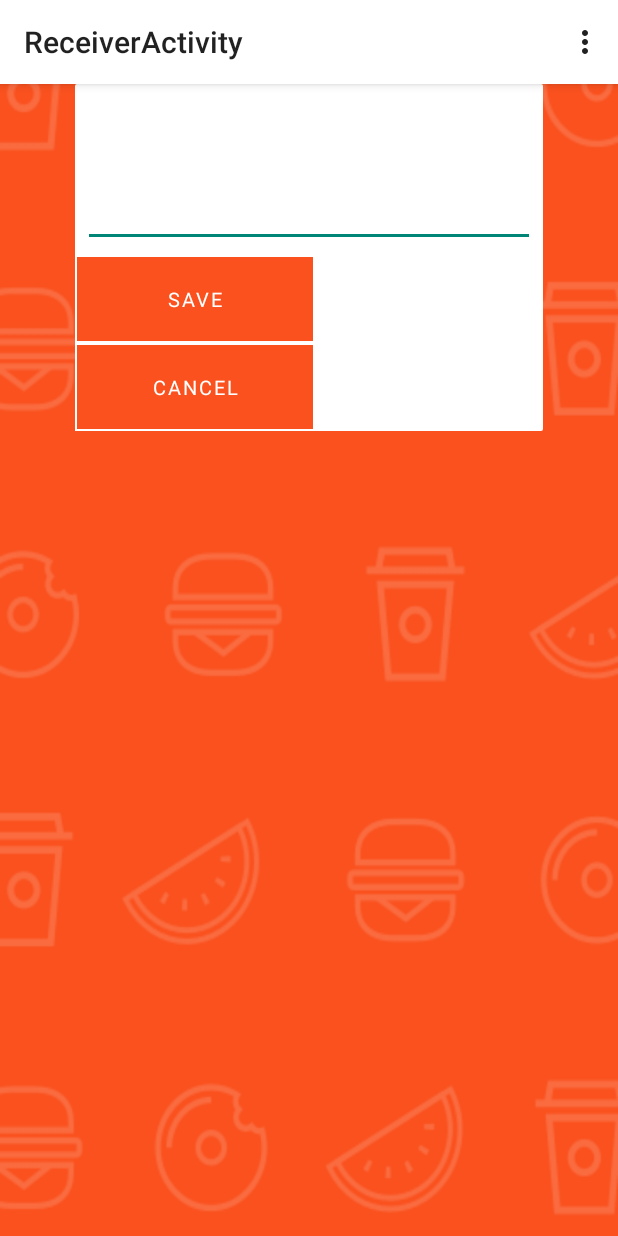
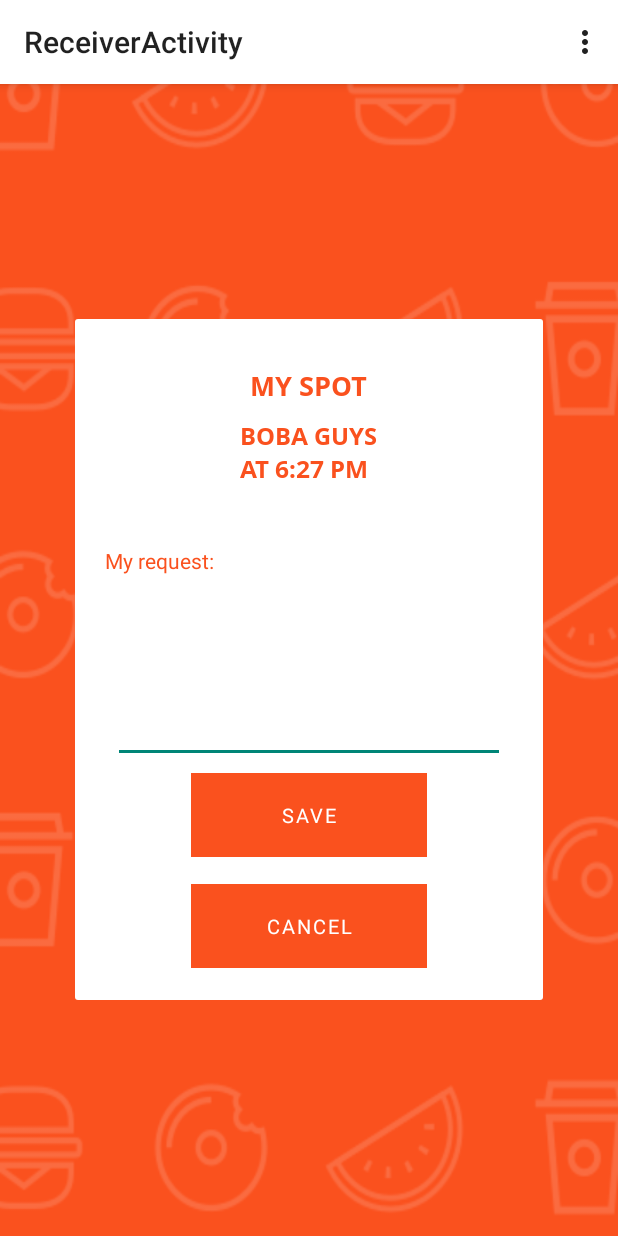
Before and after one commit to ShwetaRaje23/Dropbox-Hackathon, an Android app: the ReceiverActivity screen opened directly, with no data from a screen before it, on a phone screen of 412 x 824 dp. Run offline under Robolectric (Android 15) with nearby library versions, the phone set to English and light mode, and no system bars.

Commit message:
Great stuff wow

```diff
--- a/gett-android/gett/app/src/main/java/summer/hackday/gett/FontUtils.java
+++ b/gett-android/gett/app/src/main/java/summer/hackday/gett/FontUtils.java
@@ -16,4 +16,9 @@ public class FontUtils {
         Typeface face = Typeface.createFromAsset(context.getAssets(), "fonts/OpenSans-Bold.ttf");
         button.setTypeface(face);
     }
+
+    public static void makeThisTextBold(Context context, TextView textView) {
+        Typeface face = Typeface.createFromAsset(context.getAssets(), "fonts/OpenSans-Bold.ttf");
+        textView.setTypeface(face);
+    }
 }
--- a/gett-android/gett/app/src/main/java/summer/hackday/gett/MainActivity.java
+++ b/gett-android/gett/app/src/main/java/summer/hackday/gett/MainActivity.java
@@ -56,7 +56,7 @@ public class MainActivity extends Activity {
         /**
          * This is used to say where to go when the push is clicked. Go to the Receiver part of the activity
          */
-//        PushService.setDefaultPushCallback(this, ReceiverActivity.class);
+        PushService.setDefaultPushCallback(this, ReceiverActivity.class);
 
         /**
          * This saves the instance as an installation on Parse
--- a/gett-android/gett/app/src/main/java/summer/hackday/gett/ReceiverActivity.java
+++ b/gett-android/gett/app/src/main/java/summer/hackday/gett/ReceiverActivity.java
@@ -5,6 +5,7 @@ import android.os.Bundle;
 import android.view.Menu;
 import android.view.MenuItem;
 import android.view.View;
+import android.widget.TextView;
 
 
 public class ReceiverActivity extends Activity {
@@ -13,6 +14,11 @@ public class ReceiverActivity extends Activity {
     protected void onCreate(Bundle savedInstanceState) {
         super.onCreate(savedInstanceState);
         setContentView(R.layout.activity_receiver);
+
+        TextView title = (TextView) findViewById(R.id.title);
+        TextView subtitle = (TextView) findViewById(R.id.subtitle);
+        FontUtils.makeThisTextBold(this, title);
+        FontUtils.makeThisTextBold(this, subtitle);
     }
 
 
--- a/gett-android/gett/app/src/main/res/drawable/rounded_white_box.xml
+++ b/gett-android/gett/app/src/main/res/drawable/rounded_white_box.xml
@@ -2,5 +2,5 @@
 <shape xmlns:android="http://schemas.android.com/apk/res/android"
        android:shape="rectangle">
     <solid android:color="#fff" />
-    <corners android:radius="2px"/>
+    <corners android:radius="2dp"/>
 </shape>
--- a/gett-android/gett/app/src/main/res/layout/activity_receiver.xml
+++ b/gett-android/gett/app/src/main/res/layout/activity_receiver.xml
@@ -8,37 +8,51 @@
         android:layout_height="wrap_content"
         android:layout_marginLeft="50dp"
         android:layout_marginRight="50dp"
+        android:padding="20dp"
+        android:layout_gravity="center"
         android:orientation="vertical"
         android:background="@drawable/rounded_white_box">
 
         <TextView
             android:id="@+id/title"
+            android:textColor="#fa511e"
             android:layout_width="wrap_content"
             android:layout_height="wrap_content"
-            android:layout_gravity="center_horizontal"/>
+            android:layout_marginTop="12dp"
+            android:layout_gravity="center_horizontal"
+            android:text="MY SPOT"
+            android:textSize="18sp"/>
 
         <TextView
             android:id="@+id/subtitle"
+            android:textColor="#fa511e"
             android:layout_width="wrap_content"
             android:layout_height="wrap_content"
-            android:layout_gravity="center_horizontal"/>
+            android:layout_marginTop="10dp"
+            android:layout_gravity="center_horizontal"
+            android:text="BOBA GUYS\nAT 6:27 PM"
+            android:textSize="16sp"/>
 
         <TextView
+            android:textColor="#fa511e"
             android:id="@+id/my_request_label"
             android:layout_width="wrap_content"
             android:layout_height="wrap_content"
+            android:layout_marginTop="40dp"
             android:text="My request:"/>
 
         <EditText
             android:id="@+id/request_edit_text"
             android:layout_width="match_parent"
-            android:layout_height="wrap_content"
+            android:layout_height="120dp"
+            android:layout_marginBottom="40dp"
             android:layout_margin="5dp"/>
 
         <Button
             android:id="@+id/save_button"
             android:layout_width="160dp"
             android:layout_height="wrap_content"
+            android:layout_gravity="center_horizontal"
             android:text="Save"
             android:onClick="onSaveButtonClick"/>
 
@@ -46,6 +60,8 @@
             android:id="@+id/cancel_button"
             android:layout_width="160dp"
             android:layout_height="wrap_content"
+            android:layout_marginTop="15dp"
+            android:layout_gravity="center_horizontal"
             android:text="Cancel"
             android:onClick="onCancelButtonClick"/>
 
--- a/gett-android/gett/app/src/main/res/values/strings.xml
+++ b/gett-android/gett/app/src/main/res/values/strings.xml
@@ -1,6 +1,6 @@
 <?xml version="1.0" encoding="utf-8"?>
 <resources>
-    <string name="app_name">gett</string>
+    <string name="app_name">spot</string>
     <string name="facebook_app_id">1438382206471636</string>
     <string name="title_activity_receiver">ReceiverActivity</string>
 
```
Also changed, not shown: gett-android/gett/app/src/main/java/summer/hackday/gett/NewRunActivity.java (+31 -5 lines).
